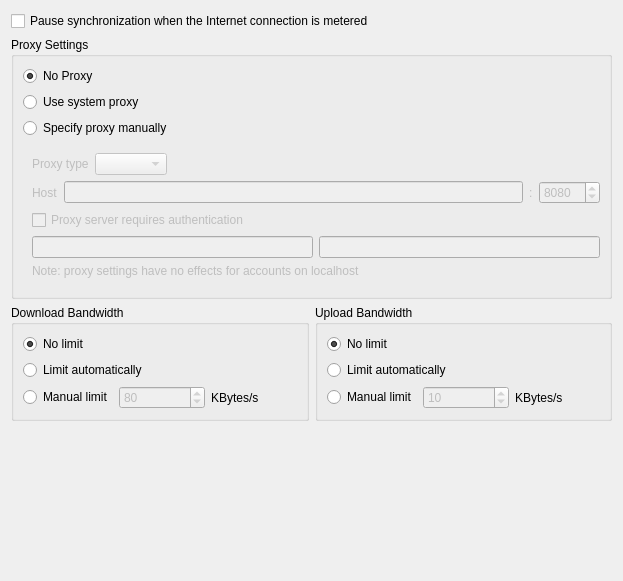
This is src/gui/networksettings.ui in opencloud-eu/desktop as Qt 5 draws it before an edit. The edited form follows.
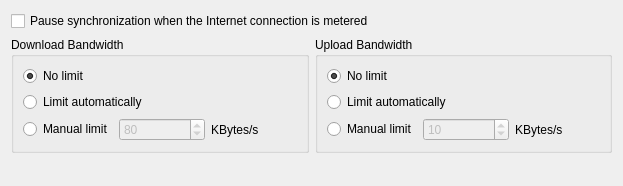
This is the edited form.

Commit message: Remove support to set a non system proxy

```diff
--- a/src/gui/networksettings.ui
+++ b/src/gui/networksettings.ui
@@ -7,7 +7,7 @@
     <x>0</x>
     <y>0</y>
     <width>623</width>
-    <height>581</height>
+    <height>186</height>
    </rect>
   </property>
   <property name="windowTitle">
@@ -21,211 +21,6 @@
      </property>
     </widget>
    </item>
-   <item>
-    <widget class="QGroupBox" name="proxyGroupBox">
-     <property name="enabled">
-      <bool>true</bool>
-     </property>
-     <property name="title">
-      <string>Proxy Settings</string>
-     </property>
-     <layout class="QVBoxLayout" name="verticalLayout_4">
-      <item>
-       <widget class="QRadioButton" name="noProxyRadioButton">
-        <property name="text">
-         <string>No Proxy</string>
-        </property>
-        <property name="checked">
-         <bool>true</bool>
-        </property>
-        <attribute name="buttonGroup">
-         <string notr="true">proxyButtonGroup</string>
-        </attribute>
-       </widget>
-      </item>
-      <item>
-       <widget class="QRadioButton" name="systemProxyRadioButton">
-        <property name="text">
-         <string>Use system proxy</string>
-        </property>
-        <attribute name="buttonGroup">
-         <string notr="true">proxyButtonGroup</string>
-        </attribute>
-       </widget>
-      </item>
-      <item>
-       <widget class="QRadioButton" name="manualProxyRadioButton">
-        <property name="text">
-         <string>Specify proxy manually</string>
-        </property>
-        <attribute name="buttonGroup">
-         <string notr="true">proxyButtonGroup</string>
-        </attribute>
-       </widget>
-      </item>
-      <item>
-       <widget class="QWidget" name="manualSettings" native="true">
-        <property name="enabled">
-         <bool>false</bool>
-        </property>
-        <layout class="QVBoxLayout" name="verticalLayout">
-         <property name="rightMargin">
-          <number>0</number>
-         </property>
-         <item>
-          <layout class="QHBoxLayout" name="horizontalLayout_3">
-           <item>
-            <widget class="QLabel" name="label_2">
-             <property name="text">
-              <string>Proxy type</string>
-             </property>
-             <property name="buddy">
-              <cstring>typeComboBox</cstring>
-             </property>
-            </widget>
-           </item>
-           <item>
-            <widget class="QComboBox" name="typeComboBox">
-             <property name="enabled">
-              <bool>false</bool>
-             </property>
-            </widget>
-           </item>
-           <item>
-            <spacer name="horizontalSpacer">
-             <property name="orientation">
-              <enum>Qt::Horizontal</enum>
-             </property>
-             <property name="sizeHint" stdset="0">
-              <size>
-               <width>40</width>
-               <height>20</height>
-              </size>
-             </property>
-            </spacer>
-           </item>
-          </layout>
-         </item>
-         <item>
-          <layout class="QHBoxLayout" name="horizontalLayout">
-           <item>
-            <widget class="QLabel" name="hostLabel">
-             <property name="text">
-              <string>Host</string>
-             </property>
-             <property name="buddy">
-              <cstring>hostLineEdit</cstring>
-             </property>
-            </widget>
-           </item>
-           <item>
-            <widget class="QLineEdit" name="hostLineEdit">
-             <property name="sizePolicy">
-              <sizepolicy hsizetype="MinimumExpanding" vsizetype="Fixed">
-               <horstretch>0</horstretch>
-               <verstretch>0</verstretch>
-              </sizepolicy>
-             </property>
-             <property name="accessibleName">
-              <string>Proxy Hostname</string>
-             </property>
-             <property name="text">
-              <string/>
-             </property>
-            </widget>
-           </item>
-           <item>
-            <widget class="QLabel" name="label">
-             <property name="text">
-              <string>:</string>
-             </property>
-            </widget>
-           </item>
-           <item>
-            <widget class="QSpinBox" name="portSpinBox">
-             <property name="sizePolicy">
-              <sizepolicy hsizetype="Maximum" vsizetype="Fixed">
-               <horstretch>0</horstretch>
-               <verstretch>0</verstretch>
-              </sizepolicy>
-             </property>
-             <property name="accessibleName">
-              <string>Proxy Port Number</string>
-             </property>
-             <property name="minimum">
-              <number>1</number>
-             </property>
-             <property name="maximum">
-              <number>65535</number>
-             </property>
-             <property name="value">
-              <number>8080</number>
-             </property>
-            </widget>
-           </item>
-          </layout>
-         </item>
-         <item>
-          <widget class="QCheckBox" name="authRequiredcheckBox">
-           <property name="enabled">
-            <bool>false</bool>
-           </property>
-           <property name="text">
-            <string>Proxy server requires authentication</string>
-           </property>
-          </widget>
-         </item>
-         <item>
-          <widget class="QWidget" name="authWidgets" native="true">
-           <property name="enabled">
-            <bool>false</bool>
-           </property>
-           <layout class="QHBoxLayout" name="horizontalLayout_2">
-            <property name="leftMargin">
-             <number>0</number>
-            </property>
-            <property name="topMargin">
-             <number>0</number>
-            </property>
-            <property name="rightMargin">
-             <number>0</number>
-            </property>
-            <property name="bottomMargin">
-             <number>0</number>
-            </property>
-            <item>
-             <widget class="QLineEdit" name="userLineEdit">
-              <property name="text">
-               <string/>
-              </property>
-             </widget>
-            </item>
-            <item>
-             <widget class="QLineEdit" name="passwordLineEdit">
-              <property name="text">
-               <string/>
-              </property>
-              <property name="echoMode">
-               <enum>QLineEdit::Password</enum>
-              </property>
-             </widget>
-            </item>
-           </layout>
-          </widget>
-         </item>
-         <item>
-          <widget class="QLabel" name="labelLocalhost">
-           <property name="text">
-            <string>Note: proxy settings have no effects for accounts on localhost</string>
-           </property>
-          </widget>
-         </item>
-        </layout>
-       </widget>
-      </item>
-     </layout>
-    </widget>
-   </item>
    <item>
     <layout class="QHBoxLayout" name="horizontalLayout_5">
      <item>
```
Left out of the diff: 16 changed lines with no effect on the pictures. The commit also changes 14 other files.
